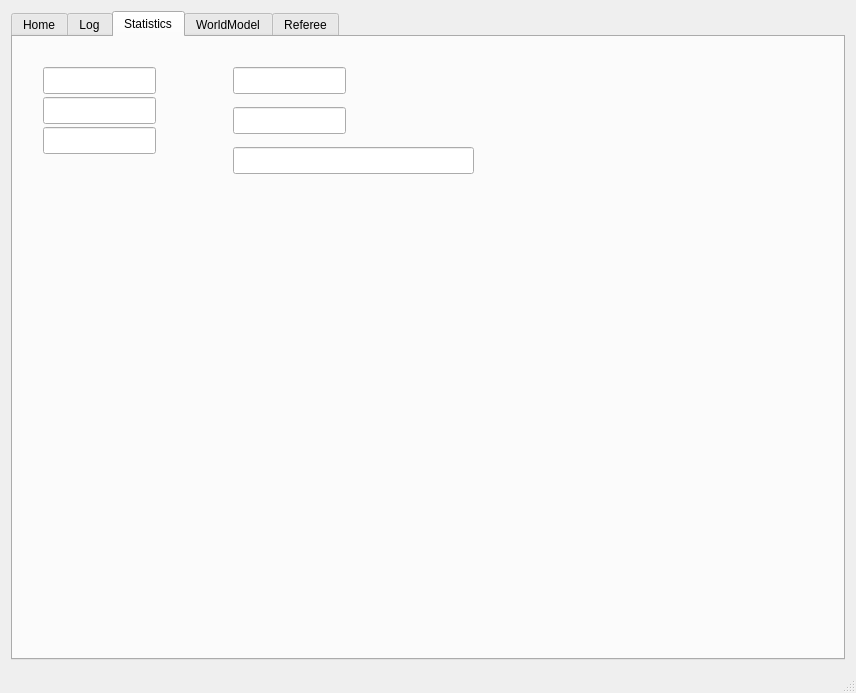
Before: the Qt Designer form src/ui/mainwindow.ui in KN2C/KN2C-SSL, drawn with Qt 5.
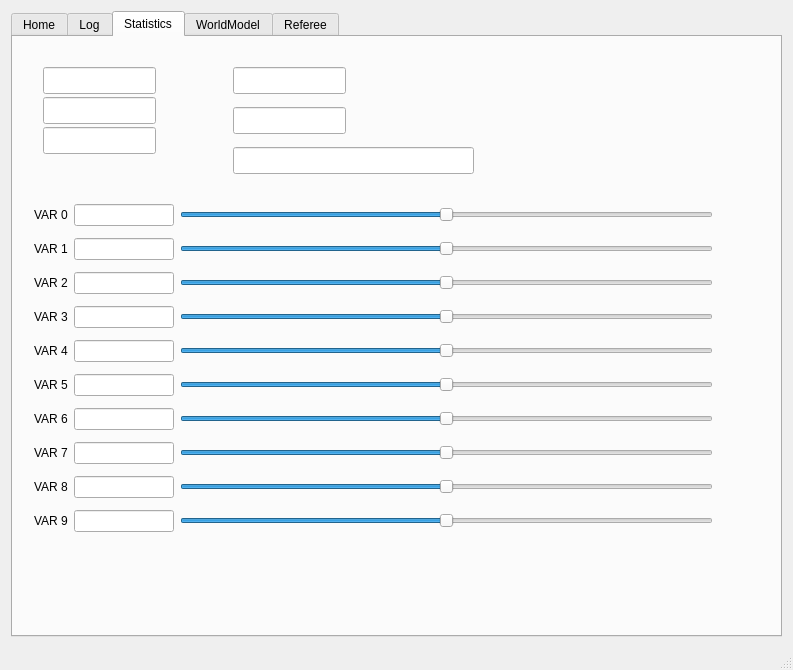
After: the same form once the commit is applied. The open tabs and pages were chosen to show the change. Icons and pictures are not drawn.

The edit to the form file:
```diff
--- a/src/ui/mainwindow.ui
+++ b/src/ui/mainwindow.ui
@@ -6,8 +6,8 @@
    <rect>
     <x>0</x>
     <y>0</y>
-    <width>856</width>
-    <height>693</height>
+    <width>793</width>
+    <height>670</height>
    </rect>
   </property>
   <property name="sizePolicy">
@@ -132,6 +132,358 @@
          </rect>
         </property>
        </widget>
+       <widget class="QWidget" name="">
+        <property name="geometry">
+         <rect>
+          <x>10</x>
+          <y>150</y>
+          <width>701</width>
+          <height>371</height>
+         </rect>
+        </property>
+        <layout class="QVBoxLayout" name="verticalLayout_8">
+         <item>
+          <layout class="QHBoxLayout" name="horizontalLayout_11">
+           <item>
+            <widget class="QLabel" name="label_10">
+             <property name="text">
+              <string>VAR 0</string>
+             </property>
+            </widget>
+           </item>
+           <item>
+            <widget class="QLineEdit" name="txtvar0">
+             <property name="maximumSize">
+              <size>
+               <width>100</width>
+               <height>16777215</height>
+              </size>
+             </property>
+            </widget>
+           </item>
+           <item>
+            <widget class="QSlider" name="spnvar0">
+             <property name="minimum">
+              <number>-1000</number>
+             </property>
+             <property name="maximum">
+              <number>1000</number>
+             </property>
+             <property name="orientation">
+              <enum>Qt::Horizontal</enum>
+             </property>
+            </widget>
+           </item>
+          </layout>
+         </item>
+         <item>
+          <layout class="QHBoxLayout" name="horizontalLayout_2">
+           <item>
+            <widget class="QLabel" name="label">
+             <property name="text">
+              <string>VAR 1</string>
+             </property>
+            </widget>
+           </item>
+           <item>
+            <widget class="QLineEdit" name="txtvar1">
+             <property name="maximumSize">
+              <size>
+               <width>100</width>
+               <height>16777215</height>
+              </size>
+             </property>
+            </widget>
+           </item>
+           <item>
+            <widget class="QSlider" name="spnvar1">
+             <property name="minimum">
+              <number>-1000</number>
+             </property>
+             <property name="maximum">
+              <number>1000</number>
+             </property>
+             <property name="orientation">
+              <enum>Qt::Horizontal</enum>
+             </property>
+            </widget>
+           </item>
+          </layout>
+         </item>
+         <item>
+          <layout class="QHBoxLayout" name="horizontalLayout_3">
+           <item>
+            <widget class="QLabel" name="label_2">
+             <property name="text">
+              <string>VAR 2</string>
+             </property>
+            </widget>
+           </item>
+           <item>
+            <widget class="QLineEdit" name="txtvar2">
+             <property name="maximumSize">
+              <size>
+               <width>100</width>
+               <height>16777215</height>
+              </size>
+             </property>
+            </widget>
+           </item>
+           <item>
+            <widget class="QSlider" name="spnvar2">
+             <property name="minimum">
+              <number>-1000</number>
+             </property>
+             <property name="maximum">
+              <number>1000</number>
+             </property>
+             <property name="orientation">
+              <enum>Qt::Horizontal</enum>
+             </property>
+            </widget>
+           </item>
+          </layout>
+         </item>
+         <item>
+          <layout class="QHBoxLayout" name="horizontalLayout_4">
+           <item>
+            <widget class="QLabel" name="label_3">
+             <property name="text">
+              <string>VAR 3</string>
+             </property>
+            </widget>
+           </item>
+           <item>
+            <widget class="QLineEdit" name="txtvar3">
+             <property name="maximumSize">
+              <size>
+               <width>100</width>
+               <height>16777215</height>
+              </size>
+             </property>
+            </widget>
+           </item>
+           <item>
+            <widget class="QSlider" name="spnvar3">
+             <property name="minimum">
+              <number>-1000</number>
+             </property>
+             <property name="maximum">
+              <number>1000</number>
+             </property>
+             <property name="orientation">
+              <enum>Qt::Horizontal</enum>
+             </property>
+            </widget>
+           </item>
+          </layout>
+         </item>
+         <item>
+          <layout class="QHBoxLayout" name="horizontalLayout_5">
+           <item>
+            <widget class="QLabel" name="label_4">
+             <property name="text">
+              <string>VAR 4</string>
+             </property>
+            </widget>
+           </item>
+           <item>
+            <widget class="QLineEdit" name="txtvar4">
+             <property name="maximumSize">
+              <size>
+               <width>100</width>
+               <height>16777215</height>
+              </size>
+             </property>
+            </widget>
+           </item>
+           <item>
+            <widget class="QSlider" name="spnvar4">
+             <property name="minimum">
+              <number>-1000</number>
+             </property>
+             <property name="maximum">
+              <number>1000</number>
+             </property>
+             <property name="orientation">
+              <enum>Qt::Horizontal</enum>
+             </property>
+            </widget>
+           </item>
+          </layout>
+         </item>
+         <item>
+          <layout class="QHBoxLayout" name="horizontalLayout_6">
+           <item>
+            <widget class="QLabel" name="label_5">
+             <property name="text">
+              <string>VAR 5</string>
+             </property>
+            </widget>
+           </item>
+           <item>
+            <widget class="QLineEdit" name="txtvar5">
+             <property name="maximumSize">
+              <size>
+               <width>100</width>
+               <height>16777215</height>
+              </size>
+             </property>
+            </widget>
+           </item>
+           <item>
+            <widget class="QSlider" name="spnvar5">
+             <property name="minimum">
+              <number>-1000</number>
+             </property>
+             <property name="maximum">
+              <number>1000</number>
+             </property>
+             <property name="orientation">
+              <enum>Qt::Horizontal</enum>
+             </property>
+            </widget>
+           </item>
+          </layout>
+         </item>
+         <item>
+          <layout class="QHBoxLayout" name="horizontalLayout_7">
+           <item>
+            <widget class="QLabel" name="label_6">
+             <property name="text">
+              <string>VAR 6</string>
+             </property>
+            </widget>
+           </item>
+           <item>
+            <widget class="QLineEdit" name="txtvar6">
+             <property name="maximumSize">
+              <size>
+               <width>100</width>
+               <height>16777215</height>
+              </size>
+             </property>
+            </widget>
+           </item>
+           <item>
+            <widget class="QSlider" name="spnvar6">
+             <property name="minimum">
+              <number>-1000</number>
+             </property>
+             <property name="maximum">
+              <number>1000</number>
+             </property>
+             <property name="orientation">
+              <enum>Qt::Horizontal</enum>
+             </property>
+            </widget>
+           </item>
+          </layout>
+         </item>
+         <item>
+          <layout class="QHBoxLayout" name="horizontalLayout_8">
+           <item>
+            <widget class="QLabel" name="label_7">
+             <property name="text">
+              <string>VAR 7</string>
+             </property>
+            </widget>
+           </item>
+           <item>
+            <widget class="QLineEdit" name="txtvar7">
+             <property name="maximumSize">
+              <size>
+               <width>100</width>
+               <height>16777215</height>
+              </size>
+             </property>
+            </widget>
+           </item>
+           <item>
+            <widget class="QSlider" name="spnvar7">
+             <property name="minimum">
+              <number>-1000</number>
+             </property>
+             <property name="maximum">
+              <number>1000</number>
+             </property>
+             <property name="orientation">
+              <enum>Qt::Horizontal</enum>
+             </property>
+            </widget>
+           </item>
+          </layout>
+         </item>
+         <item>
+          <layout class="QHBoxLayout" name="horizontalLayout_9">
+           <item>
+            <widget class="QLabel" name="label_8">
+             <property name="text">
+              <string>VAR 8</string>
+             </property>
+            </widget>
+           </item>
+           <item>
+            <widget class="QLineEdit" name="txtvar8">
+             <property name="maximumSize">
+              <size>
+               <width>100</width>
+               <height>16777215</height>
+              </size>
+             </property>
+            </widget>
+           </item>
+           <item>
+            <widget class="QSlider" name="spnvar8">
+             <property name="minimum">
+              <number>-1000</number>
+             </property>
+             <property name="maximum">
+              <number>1000</number>
+             </property>
+             <property name="orientation">
+              <enum>Qt::Horizontal</enum>
+             </property>
+            </widget>
+           </item>
+          </layout>
+         </item>
+         <item>
+          <layout class="QHBoxLayout" name="horizontalLayout_10">
+           <item>
+            <widget class="QLabel" name="label_9">
+             <property name="text">
+              <string>VAR 9</string>
+             </property>
+            </widget>
+           </item>
+           <item>
+            <widget class="QLineEdit" name="txtvar9">
+             <property name="maximumSize">
+              <size>
+               <width>100</width>
+               <height>16777215</height>
+              </size>
+             </property>
+            </widget>
+           </item>
+           <item>
+            <widget class="QSlider" name="spnvar9">
+             <property name="minimum">
+              <number>-1000</number>
+             </property>
+             <property name="maximum">
+              <number>1000</number>
+             </property>
+             <property name="orientation">
+              <enum>Qt::Horizontal</enum>
+             </property>
+            </widget>
+           </item>
+          </layout>
+         </item>
+        </layout>
+       </widget>
       </widget>
       <widget class="QWidget" name="tabWM">
        <attribute name="title">
```
Left out of the diff: 2 changed lines with no effect on the pictures.
